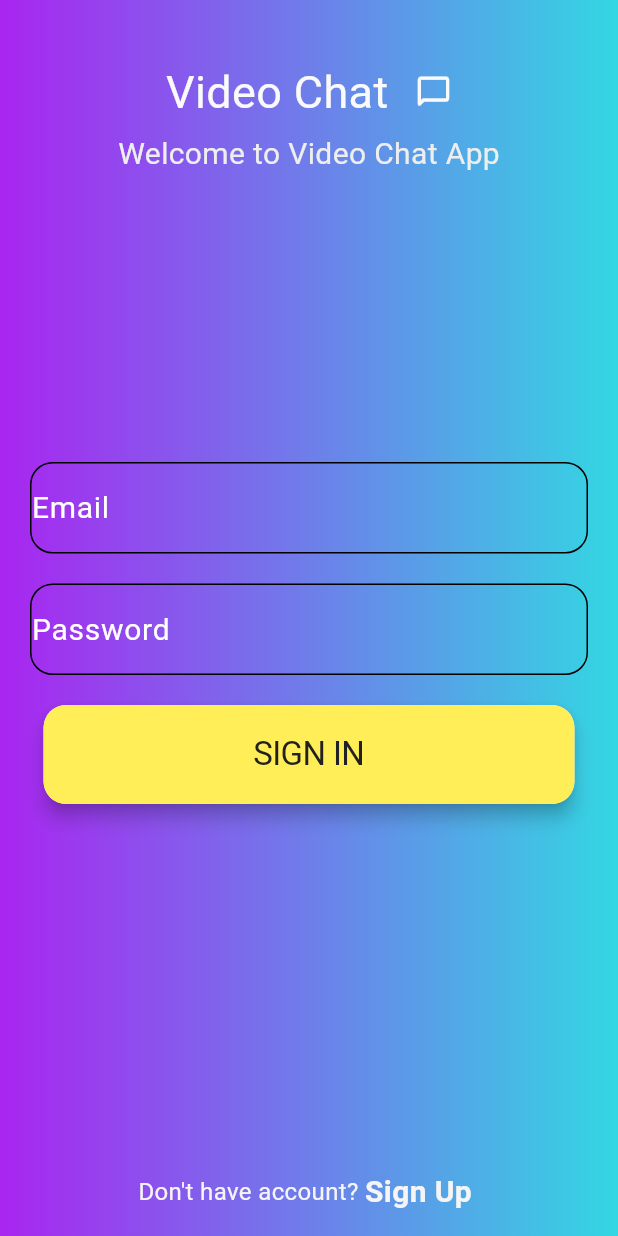
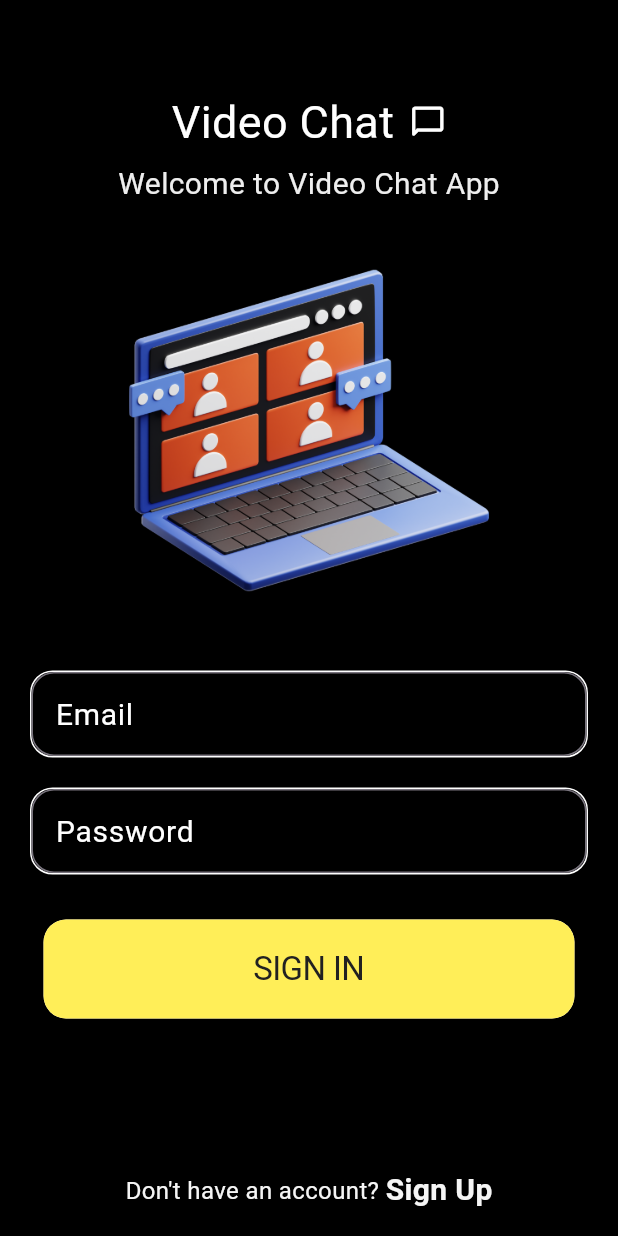
Before and after one commit to itsmealan2000/Videoconference_group1, a Flutter app: the screen it shows after launch, on a phone screen of 412 x 824 dp. Run offline on Flutter 3.47's test engine with Material 3 defaults, Android fonts, the phone set to English and light mode, and no system bars; our stand-ins replace cloud_firestore, contacts_service, firebase_auth, firebase_core, firebase_messaging, fluttertoast and 2 more; missing offline and left inert: jitsi_meet_flutter_sdk; accounts and stored records are empty.

Commit message:
themes added

```diff
--- a/lib/auth/login_page.dart
+++ b/lib/auth/login_page.dart
@@ -1,6 +1,3 @@
-// ignore_for_file: use_build_context_synchronously
-
-
 import 'package:firebase_auth/firebase_auth.dart';
 import 'package:flutter/cupertino.dart';
 import 'package:flutter/foundation.dart';
@@ -17,37 +14,99 @@ class LoginPage extends StatefulWidget {
 }
 
 class _LoginPageState extends State<LoginPage> {
-  TextEditingController emailController = TextEditingController();
-  TextEditingController passwordController = TextEditingController();
+  final TextEditingController emailController = TextEditingController();
+  final TextEditingController passwordController = TextEditingController();
+
+  final Color backgroundColor = Colors.black;
+  final Color textColor = Colors.white;
+  final TextStyle labelTextStyle =
+      const TextStyle(fontSize: 20, color: Colors.white);
+  final BoxDecoration textFieldDecoration = BoxDecoration(
+    border:
+        Border.all(width: 1, color: const Color.fromARGB(255, 255, 255, 255)),
+    borderRadius: BorderRadius.circular(15),
+  );
+
+  @override
+  void dispose() {
+    emailController.dispose();
+    passwordController.dispose();
+    super.dispose();
+  }
 
   void checkValues() {
     String email = emailController.text.trim();
     String password = passwordController.text.trim();
-    if (email == "" || password == "") {
-      if (kDebugMode) {
-        print("Please fill all the fields!!!");
-      }
+
+    if (email.isEmpty || password.isEmpty) {
+      _showSnackBar("Please fill all the fields!!!");
+    } else if (!_isValidEmail(email)) {
+      _showSnackBar("Invalid email format. Please try again.");
     } else {
       signIn(email, password);
     }
   }
 
-  void signIn(String email, String password) async {
-    UserCredential? credential;
+  bool _isValidEmail(String email) {
+    // Simple regex for validating email
+    final RegExp emailRegex = RegExp(r'^[^@]+@[^@]+\.[^@]+');
+    return emailRegex.hasMatch(email);
+  }
+
+  Future<void> signIn(String email, String password) async {
     try {
-      credential = await FirebaseAuth.instance
-        .signInWithEmailAndPassword(email: email, password: password);
-    }on FirebaseAuthException catch (e) {
+      await FirebaseAuth.instance.signInWithEmailAndPassword(
+        email: email,
+        password: password,
+      );
+      if (!mounted) return;
+      Navigator.pushReplacement(
+        context,
+        MaterialPageRoute(builder: (context) => const HomePage()),
+      );
+    } on FirebaseAuthException catch (e) {
+      if (e.code == 'wrong-password') {
+        _showSnackBar("Incorrect password. Please try again.");
+      } else {
+        _showSnackBar("Wrong Data");
+      }
       if (kDebugMode) {
         print(e.message.toString());
       }
     }
+  }
 
-    if (credential!=null) {
+  void _showSnackBar(String message) {
+    ScaffoldMessenger.of(context).showSnackBar(
+      SnackBar(
+        content: Text(message),
+        duration: const Duration(seconds: 3),
+      ),
+    );
+  }
 
-
-      Navigator.pushReplacement(context, MaterialPageRoute(builder: (context) => const HomePage(),));
-    }
+  Widget buildTextField({
+    required TextEditingController controller,
+    required String labelText,
+    bool obscureText = false,
+  }) {
+    return Container(
+      margin: const EdgeInsets.symmetric(horizontal: 20, vertical: 10),
+      decoration: textFieldDecoration,
+      child: TextField(
+        style: TextStyle(color: textColor),
+        controller: controller,
+        obscureText: obscureText,
+        decoration: InputDecoration(
+          border: OutlineInputBorder(
+            borderRadius: BorderRadius.circular(15),
+            borderSide: const BorderSide(color: Colors.black),
+          ),
+          labelText: labelText,
+          labelStyle: labelTextStyle,
+        ),
+      ),
+    );
   }
 
   @override
@@ -56,124 +115,99 @@ class _LoginPageState extends State<LoginPage> {
       body: SafeArea(
         child: Stack(
           children: [
+            // Background color
             Container(
-            height: double.infinity,
-            width: double.infinity,
-            decoration: const BoxDecoration(
-                gradient: LinearGradient(colors: [
-              Color.fromARGB(255, 169, 37, 240),
-              Color.fromARGB(255, 51, 215, 227)
-            ])),
+              color: backgroundColor,
             ),
-          Container(
-            margin: const EdgeInsets.only(top: 40),
+            // Main content
+            SingleChildScrollView(
               child: Column(
+                mainAxisAlignment: MainAxisAlignment.center,
                 children: [
+                  const SizedBox(height: 60), // Space at the top
                   Row(
                     mainAxisAlignment: MainAxisAlignment.center,
                     children: [
                       Text(
-                      "Video Chat ",
-                      style:
-                          TextStyle(fontSize: 30, color: Colors.grey.shade50),
+                        "Video Chat",
+                        style: TextStyle(fontSize: 30, color: textColor),
                       ),
-                    const SizedBox(
-                      width: 10,
-                    ),
-                    Icon(
-                      Icons.chat_bubble_outline_rounded,
-                      size: 25,
-                      color: Colors.grey.shade50,
-                    )
+                      const SizedBox(width: 10),
+                      Icon(Icons.chat_bubble_outline_rounded,
+                          size: 25, color: textColor),
                     ],
                   ),
                   const SizedBox(height: 5),
-                Text("Welcome to Video Chat App",
-                    style: TextStyle(fontSize: 20, color: Colors.grey.shade200))
-              ],
+                  Text(
+                    "Welcome to Video Chat App",
+                    style: TextStyle(fontSize: 20, color: Colors.grey.shade200),
                   ),
+                  // Logo image
+                  SizedBox(
+                    width: 300,
+                    height: 300,
+                    child: Image.asset('assets/bg/3.png', fit: BoxFit.contain),
                   ),
-          Column(
-            mainAxisAlignment: MainAxisAlignment.center,
-            children: [
-              Container(
-                margin: const EdgeInsets.all(20),
-                decoration: BoxDecoration(
-                    border: Border.all(width: 1, color: Colors.black),
-                    borderRadius: BorderRadius.circular(15)),
-                child: TextField(
-                  style: TextStyle(color: Colors.grey.shade50),
-                  obscureText: false,
-                  controller: emailController,
-                  decoration: const InputDecoration(
-                      border: InputBorder.none,
-                      label: Text("Email"),
-                      labelStyle: TextStyle(fontSize: 20, color: Colors.white)),
-                ),
-              ),
-              Container(
-                margin: const EdgeInsets.symmetric(horizontal: 20),
-                decoration: BoxDecoration(
-                    border: Border.all(width: 1, color: Colors.black),
-                    borderRadius: BorderRadius.circular(15)),
-                child: TextField(
-                  style: TextStyle(color: Colors.grey.shade50),
-                  obscureText: true,
+                  // Form fields and sign in button
+                  buildTextField(
+                      controller: emailController, labelText: "Email"),
+                  buildTextField(
                       controller: passwordController,
-                  decoration: const InputDecoration(
-                      border: InputBorder.none,
-                      label: Text("Password"),
-                      labelStyle: TextStyle(fontSize: 20, color: Colors.white)),
-                ),
-              ),
-              const SizedBox(
-                height: 20,
-              ),
+                      labelText: "Password",
+                      obscureText: true),
+                  const SizedBox(height: 20),
                   Material(
                     elevation: 5,
                     shadowColor: Colors.black,
                     borderRadius: BorderRadius.circular(15),
                     child: CupertinoButton(
-                  padding:
-                      const EdgeInsets.symmetric(horizontal: 140, vertical: 20),
+                      padding: const EdgeInsets.symmetric(
+                          horizontal: 140, vertical: 20),
                       borderRadius: BorderRadius.circular(15),
                       onPressed: checkValues,
                       color: Colors.yellow.shade400,
                       child: Text(
                         'SIGN IN',
-                    style: TextStyle(color: Colors.grey.shade900, fontSize: 22),
+                        style: TextStyle(
+                            color: Colors.grey.shade900, fontSize: 22),
                       ),
                     ),
-              )
-            ],
                   ),
-          Container(
-            margin: const EdgeInsets.all(15),
-            alignment: Alignment.bottomCenter,
-            child: Row(
+                  const SizedBox(height: 100), // Space for better layout
+                  // Sign up section at the bottom
+                  Row(
                     mainAxisAlignment: MainAxisAlignment.center,
                     children: [
-                GestureDetector(
-                  child: Text(
-                    "Don't have account? ",
-                    style: TextStyle(color: Colors.grey.shade100, fontSize: 16),
-                  ),
+                      Text(
+                        "Don't have an account? ",
+                        style: TextStyle(
+                            color: Colors.grey.shade100, fontSize: 16),
                       ),
                       GestureDetector(
-                  onTap: (){
-                    Navigator.push(context, MaterialPageRoute(builder: (context) => const SignupPage(),));
+                        onTap: () {
+                          Navigator.push(
+                            context,
+                            MaterialPageRoute(
+                                builder: (context) => const SignupPage()),
+                          );
                         },
-                  child: Text("Sign Up ",
+                        child: Text(
+                          "Sign Up",
                           style: TextStyle(
                             color: Colors.grey.shade100,
                             fontSize: 20,
-                          fontWeight: FontWeight.bold)),
-                )
+                            fontWeight: FontWeight.bold,
+                          ),
+                        ),
+                      ),
                     ],
                   ),
-          )
                 ],
               ),
-    ));
+            ),
+          ],
+        ),
+      ),
+    );
   }
 }
--- a/lib/components/manage_user.dart
+++ b/lib/components/manage_user.dart
@@ -50,7 +50,7 @@ class _ManageUserDataPageState extends State<ManageUserDataPage> {
           _isEditing = true; // Set editing mode if data exists
         });
       } else {
-        Fluttertoast.showToast(msg: 'User not found in Firestore.');
+        Fluttertoast.showToast(msg: 'User Details Not Filled.');
       }
     } catch (e) {
       Fluttertoast.showToast(msg: 'Error fetching user data: $e');
--- a/lib/main.dart
+++ b/lib/main.dart
@@ -3,25 +3,40 @@ import 'package:flutter/material.dart';
 import 'package:videoconference/auth/auth_page.dart';
 import 'package:videoconference/firebase_options.dart';
 import 'package:firebase_messaging/firebase_messaging.dart';
+import 'package:videoconference/Theme/theme.dart';
+import 'package:videoconference/Theme/themeprovidor.dart';
+import 'package:provider/provider.dart';
 
-void main() async{
-WidgetsFlutterBinding.ensureInitialized();
-await Firebase.initializeApp(options: DefaultFirebaseOptions.currentPlatform);
-FirebaseMessaging.onBackgroundMessage(_firebaseMessagingBackgroundHandler);
-  runApp(const MyApp());
+void main() async {
+  WidgetsFlutterBinding.ensureInitialized();
+  await Firebase.initializeApp(options: DefaultFirebaseOptions.currentPlatform);
+  FirebaseMessaging.onBackgroundMessage(_firebaseMessagingBackgroundHandler);
+
+  // Run the app with theme provider
+  runApp(
+    ChangeNotifierProvider(
+      create: (_) => ThemeProvider(initialTheme: lightTheme),
+      child: const MyApp(),
+    ),
+  );
 }
+
 Future<void> _firebaseMessagingBackgroundHandler(RemoteMessage message) async {
   await Firebase.initializeApp();
 }
+
 class MyApp extends StatelessWidget {
   const MyApp({super.key});
 
   @override
   Widget build(BuildContext context) {
-    return const MaterialApp(
+    final themeProvider = Provider.of<ThemeProvider>(context);
+
+    return MaterialApp(
       title: 'Video Conference App',
+      theme: themeProvider.getTheme,
       debugShowCheckedModeBanner: false,
-      home:AuthPage()
+      home: const AuthPage(),
     );
   }
 }
```
Also changed, not shown: lib/Theme/theme.dart (added, +25 -0 lines), lib/Theme/themeprovidor.dart (added, +54 -0 lines), lib/auth/signup_page.dart (+51 -16 lines), lib/pages/settings.dart (+29 -7 lines), pubspec.yaml (+4 -5 lines), assets/bg/1.png (added), assets/bg/2.png (added), assets/bg/3.png (added), assets/bg/videoconference_blackbg.png (added), pubspec.lock. Lines whose indentation alone changed are shown as unchanged.
